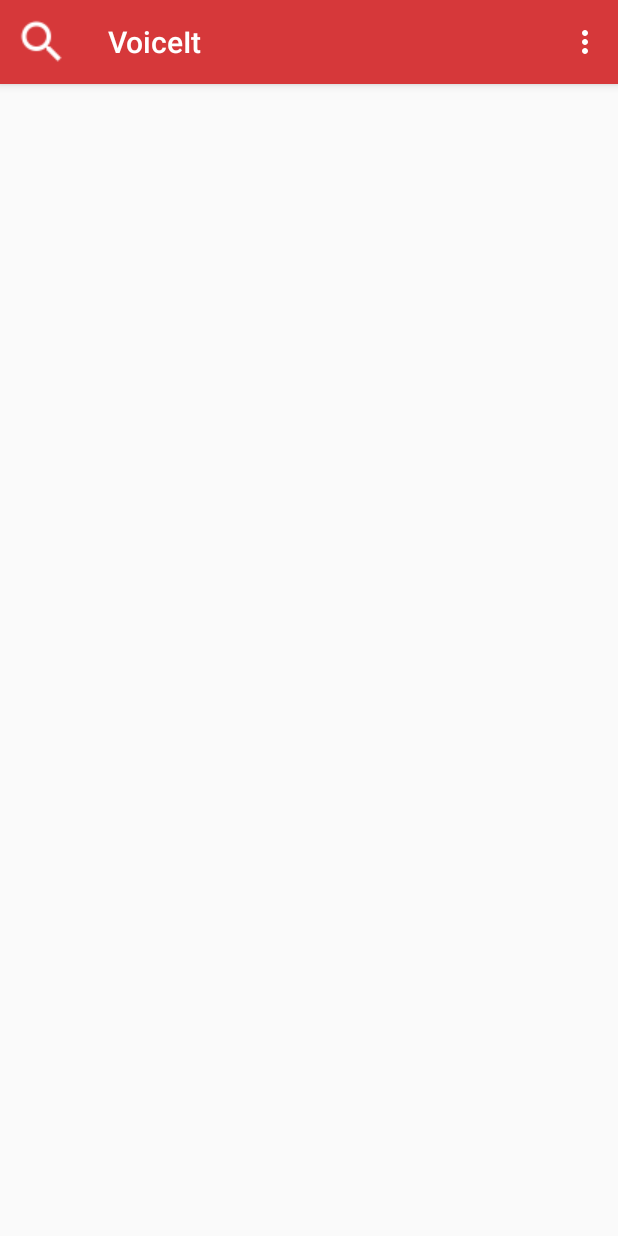
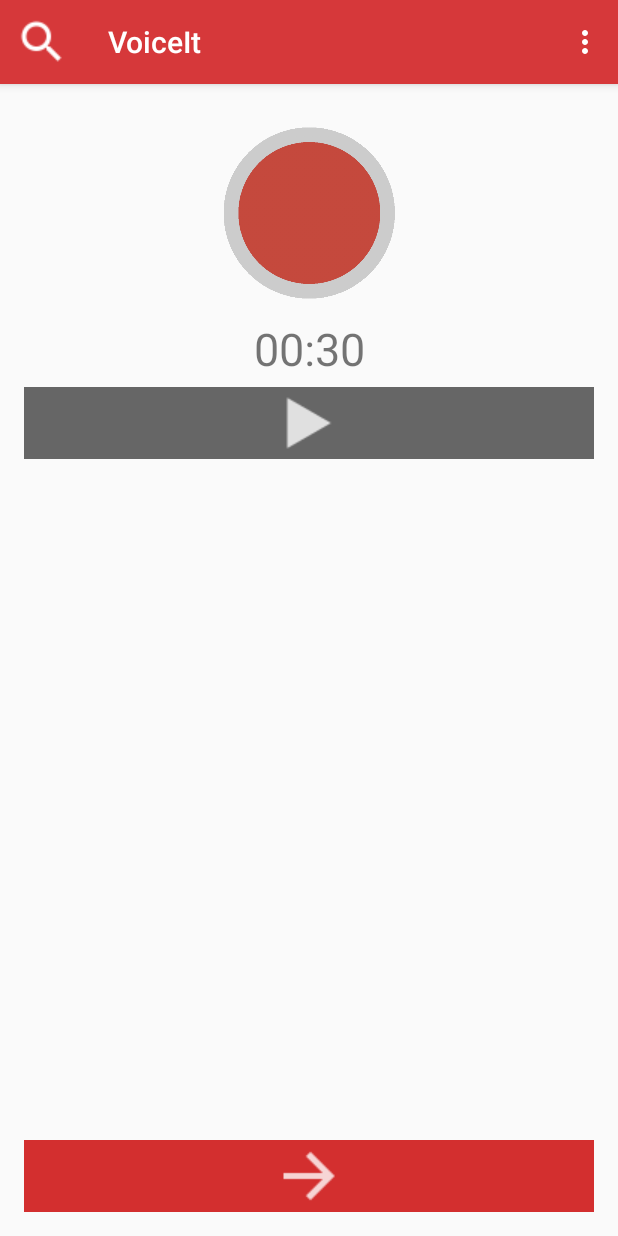
Before and after one commit to mebius5/voiceit, an Android app: the screen it shows after launch (MainActivity), on a phone screen of 412 x 824 dp. Run offline under Robolectric (Android 15) with nearby library versions, the phone set to English and light mode, and no system bars.

Commit message:
Tested fragments

```diff
--- a/app/src/main/java/jhu/voiceit/MainActivity.java
+++ b/app/src/main/java/jhu/voiceit/MainActivity.java
@@ -1,15 +1,16 @@
 package jhu.voiceit;
 
+import android.support.v4.app.Fragment;
+import android.support.v4.app.FragmentManager;
 import android.os.Bundle;
-import android.support.design.widget.FloatingActionButton;
-import android.support.design.widget.Snackbar;
 import android.support.v7.app.AppCompatActivity;
 import android.support.v7.widget.Toolbar;
-import android.view.View;
 import android.view.Menu;
 import android.view.MenuItem;
 
 public class MainActivity extends AppCompatActivity {
+    FragmentManager fragmentManager;
+    Fragment fragment;
 
     @Override
     protected void onCreate(Bundle savedInstanceState) {
@@ -19,6 +20,9 @@ public class MainActivity extends AppCompatActivity {
         toolbar.setNavigationIcon(R.drawable.ic_search_white_24dp);
         setSupportActionBar(toolbar);
 
+        FragmentManager fragmentManager = getSupportFragmentManager();
+        fragment = new RecordActivity();
+        fragmentManager.beginTransaction().replace(R.id.mainActivityRelLayout, fragment).commit();
     }
 
     @Override
--- a/app/src/main/res/layout/content_main.xml
+++ b/app/src/main/res/layout/content_main.xml
@@ -10,6 +10,7 @@
     android:paddingTop="@dimen/activity_vertical_margin"
     app:layout_behavior="@string/appbar_scrolling_view_behavior"
     tools:context="jhu.voiceit.MainActivity"
-    tools:showIn="@layout/activity_main">
+    tools:showIn="@layout/activity_main"
+    android:id="@+id/mainActivityRelLayout">
 
 </RelativeLayout>
--- a/app/src/main/res/layout/fragment_record.xml
+++ b/app/src/main/res/layout/fragment_record.xml
@@ -55,7 +55,7 @@
 
         <ListView
             android:layout_width="wrap_content"
-            android:layout_height="250dp"
+            android:layout_height="wrap_content"
             android:id="@+id/listView"
             android:layout_below="@+id/relativeLayout" />
 
@@ -77,5 +77,19 @@
                 android:layout_alignParentTop="true"
                 android:layout_centerHorizontal="true" />
         </RelativeLayout>
+
+        <EditText
+            android:layout_width="wrap_content"
+            android:layout_height="wrap_content"
+            android:inputType="textMultiLine"
+            android:ems="10"
+            android:id="@+id/editText"
+            android:layout_above="@+id/relativeLayout2"
+            android:layout_below="@+id/relativeLayout"
+            android:layout_alignParentRight="true"
+            android:layout_alignParentEnd="true"
+            android:layout_alignParentLeft="true"
+            android:layout_alignParentStart="true"
+            android:visibility="invisible" />
     </RelativeLayout>
 </FrameLayout>
```
